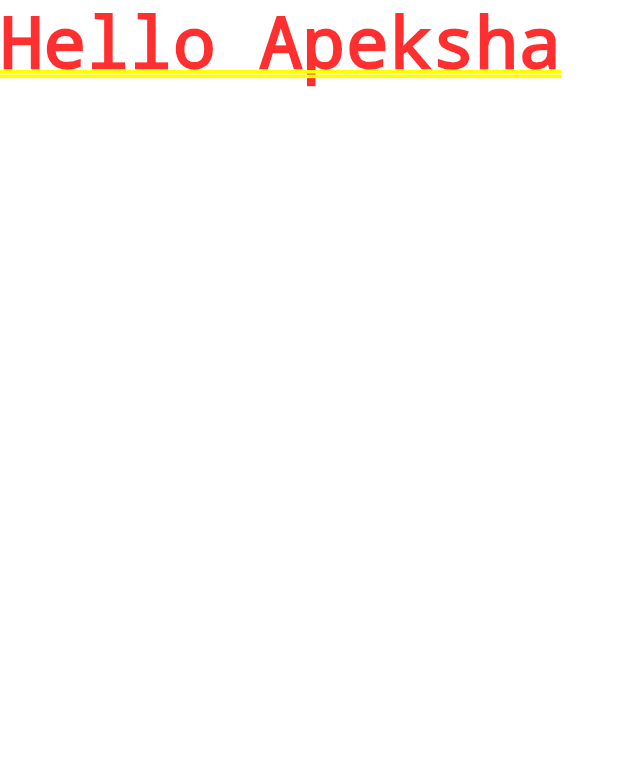
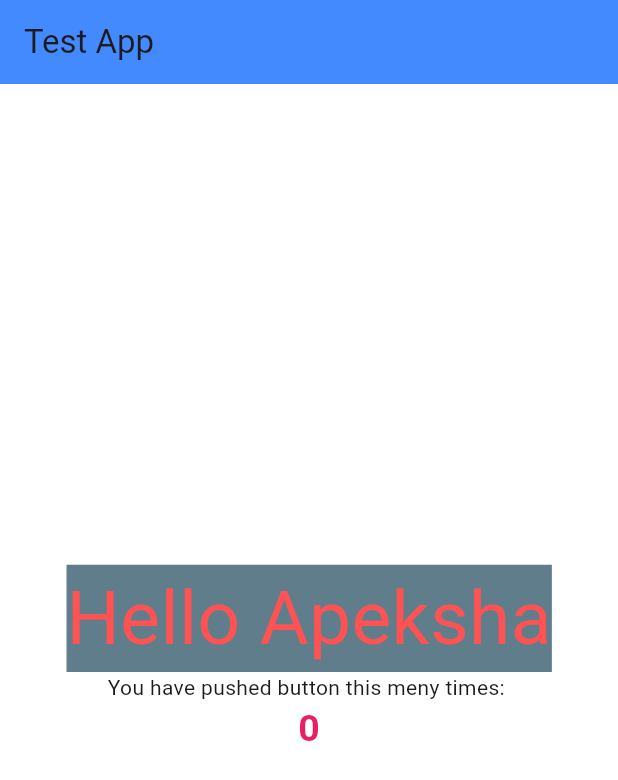
Before and after one commit to Apeksha-P/Flutter-Basic-projects, a Flutter app: the screen it shows after launch, on a phone screen of 412 x 824 dp. Shown: the top 780 px of the screen. Run offline on Flutter 3.47's test engine with Material 3 defaults, Android fonts, the phone set to English and light mode, and no system bars.

Commit message:
Content Update

```diff
--- a/flutter_basic/lib/main.dart
+++ b/flutter_basic/lib/main.dart
@@ -8,7 +8,40 @@ class MyApp extends StatelessWidget{
   @override
   Widget build(BuildContext context) {
     return MaterialApp(
-      home: Text("Hello Apeksha"),
+      debugShowCheckedModeBanner: false,
+      home: HomePage(),
     );
   }
 }
+class HomePage extends StatelessWidget {
+  const HomePage({super.key});
+
+  @override
+  Widget build(BuildContext context) {
+    return Scaffold(
+      backgroundColor: Colors.white,
+      appBar: AppBar(
+        backgroundColor: Colors.blueAccent,
+        title: Text("Test App"),
+      ),
+      body: Center(
+        child: Column(
+          mainAxisAlignment: MainAxisAlignment.center,
+          children: [
+            Text("Hello Apeksha",style: TextStyle(
+              color: Colors.redAccent,
+              fontSize: 50,
+              backgroundColor: Colors.blueGrey,
+            ),),
+            Text("You have pushed button this meny times: "),
+            Text("0", style: TextStyle(
+              fontSize: 25,
+              color: Colors.pink,
+              fontWeight: FontWeight.bold,
+            ),),
+          ],
+        ),
+      ),
+    );
+  }
+}
```
